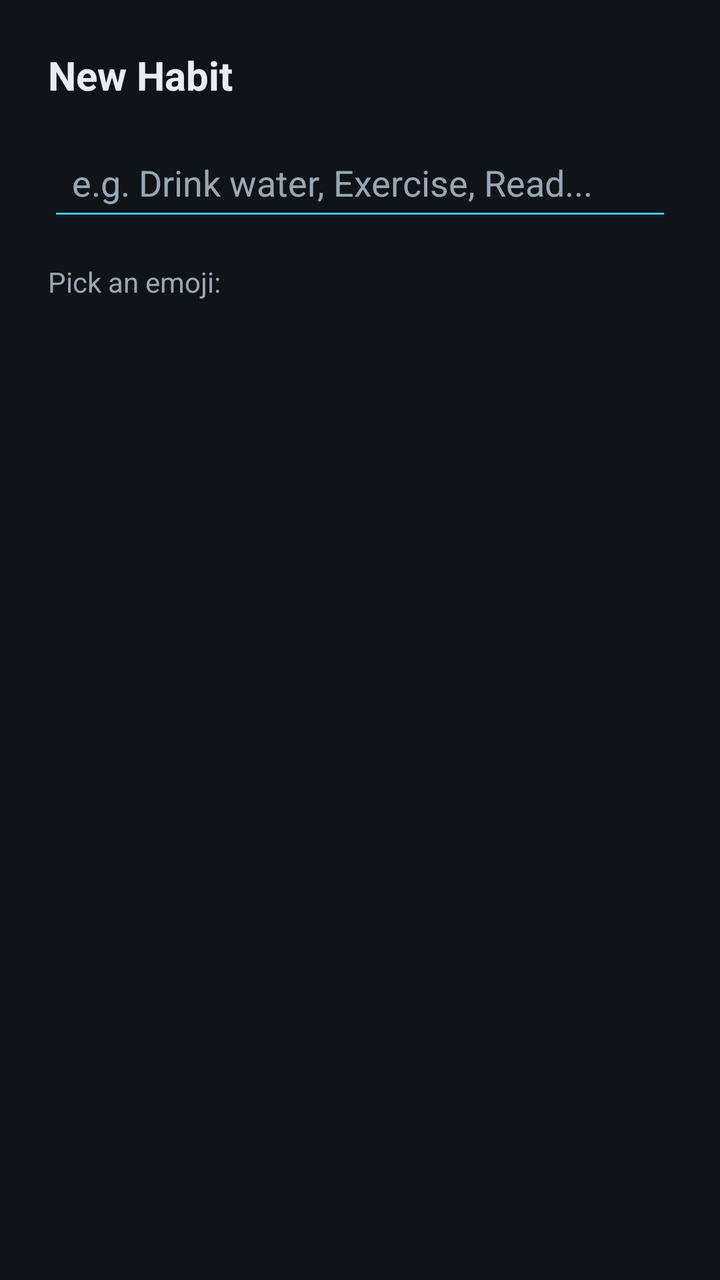
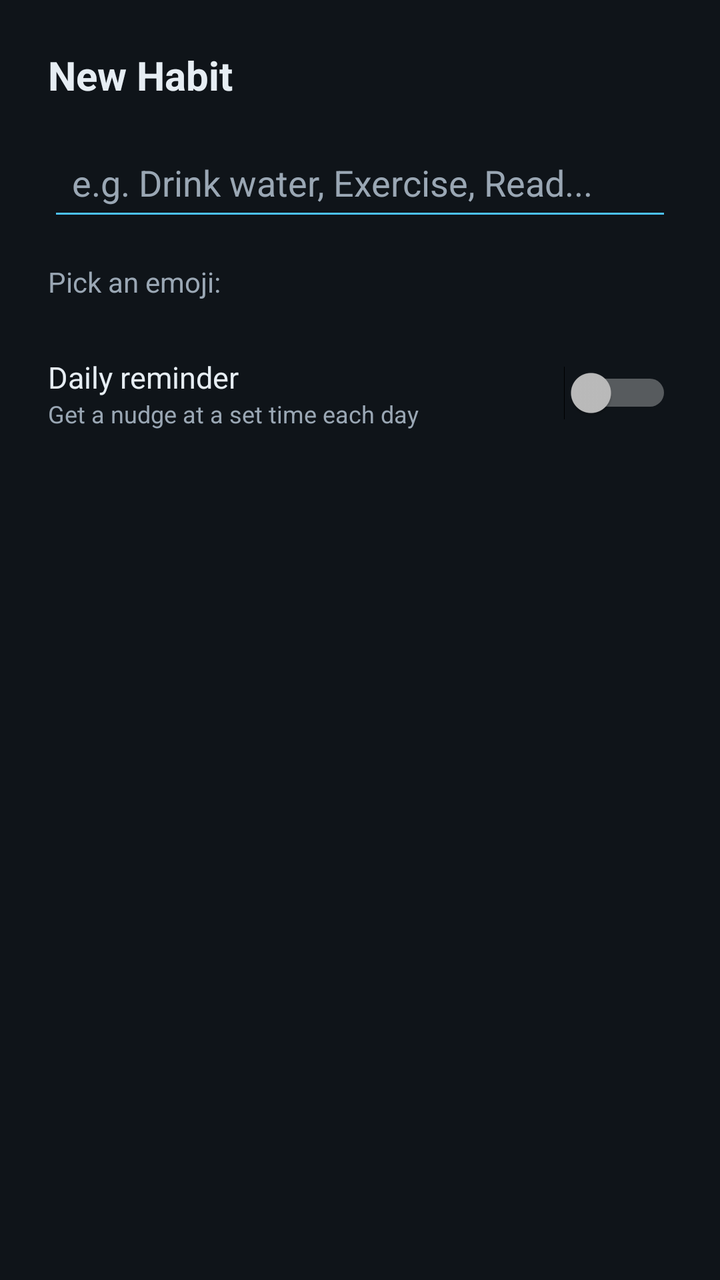

Screens rendered from an Android XML layout before and after an edit, with the pre-edit source and the edit as a unified diff.
<!-- AndroidManifest.xml: application theme Theme.Streaks -->
<!-- res/layout/dialog_add_habit.xml -->
<LinearLayout xmlns:android="http://schemas.android.com/apk/res/android"
    android:layout_width="match_parent"
    android:layout_height="wrap_content"
    android:orientation="vertical"
    android:padding="24dp">

    <TextView
        android:layout_width="wrap_content"
        android:layout_height="wrap_content"
        android:text="New Habit"
        android:textColor="@color/text_primary"
        android:textSize="20sp"
        android:textStyle="bold"
        android:layout_marginBottom="16dp" />

    <EditText
        android:id="@+id/habitInput"
        android:layout_width="match_parent"
        android:layout_height="wrap_content"
        android:hint="e.g. Drink water, Exercise, Read..."
        android:textColor="@color/text_primary"
        android:textColorHint="@color/text_muted"
        android:backgroundTint="@color/accent"
        android:padding="12dp"
        android:maxLines="1" />

    <TextView
        android:layout_width="wrap_content"
        android:layout_height="wrap_content"
        android:text="Pick an emoji:"
        android:textColor="@color/text_muted"
        android:textSize="14sp"
        android:layout_marginTop="16dp"
        android:layout_marginBottom="8dp" />

    <LinearLayout
        android:id="@+id/emojiRow"
        android:layout_width="match_parent"
        android:layout_height="wrap_content"
        android:orientation="horizontal"
        android:gravity="center" />
</LinearLayout>
<!-- resources referenced by this layout -->
<resources>
  <color name="accent">#4cc2ff</color>
  <color name="text_muted">#9aa7b4</color>
  <color name="text_primary">#e6edf3</color>
  <style name="Theme.Streaks" parent="Theme.Material3.Dark.NoActionBar">
          <item name="colorPrimary">@color/accent</item>
          <item name="android:windowBackground">@color/bg_dark</item>
          <item name="android:statusBarColor">@color/bg_dark</item>
      </style>
  <color name="bg_dark">#0f1419</color>
</resources>

<!-- the commit's change to res/layout/dialog_add_habit.xml (unified diff, before → after) -->
@@ -39,4 +39,50 @@
         android:layout_height="wrap_content"
         android:orientation="horizontal"
         android:gravity="center" />
+
+    
+    <LinearLayout
+        android:id="@+id/reminderRow"
+        android:layout_width="match_parent"
+        android:layout_height="wrap_content"
+        android:orientation="horizontal"
+        android:gravity="center_vertical"
+        android:layout_marginTop="20dp">
+
+        <LinearLayout
+            android:layout_width="0dp"
+            android:layout_height="wrap_content"
+            android:layout_weight="1"
+            android:orientation="vertical">
+            <TextView
+                android:layout_width="wrap_content"
+                android:layout_height="wrap_content"
+                android:text="Daily reminder"
+                android:textColor="@color/text_primary"
+                android:textSize="15sp" />
+            <TextView
+                android:layout_width="wrap_content"
+                android:layout_height="wrap_content"
+                android:text="Get a nudge at a set time each day"
+                android:textColor="@color/text_muted"
+                android:textSize="12sp" />
+        </LinearLayout>
+
+        <Switch
+            android:id="@+id/reminderSwitch"
+            android:layout_width="wrap_content"
+            android:layout_height="wrap_content"
+            android:checked="false" />
+    </LinearLayout>
+
+    <TextView
+        android:id="@+id/reminderTime"
+        android:layout_width="match_parent"
+        android:layout_height="wrap_content"
+        android:text="9:00 AM"
+        android:textColor="@color/accent"
+        android:textSize="15sp"
+        android:gravity="end"
+        android:paddingTop="6dp"
+        android:visibility="gone" />
 </LinearLayout>
